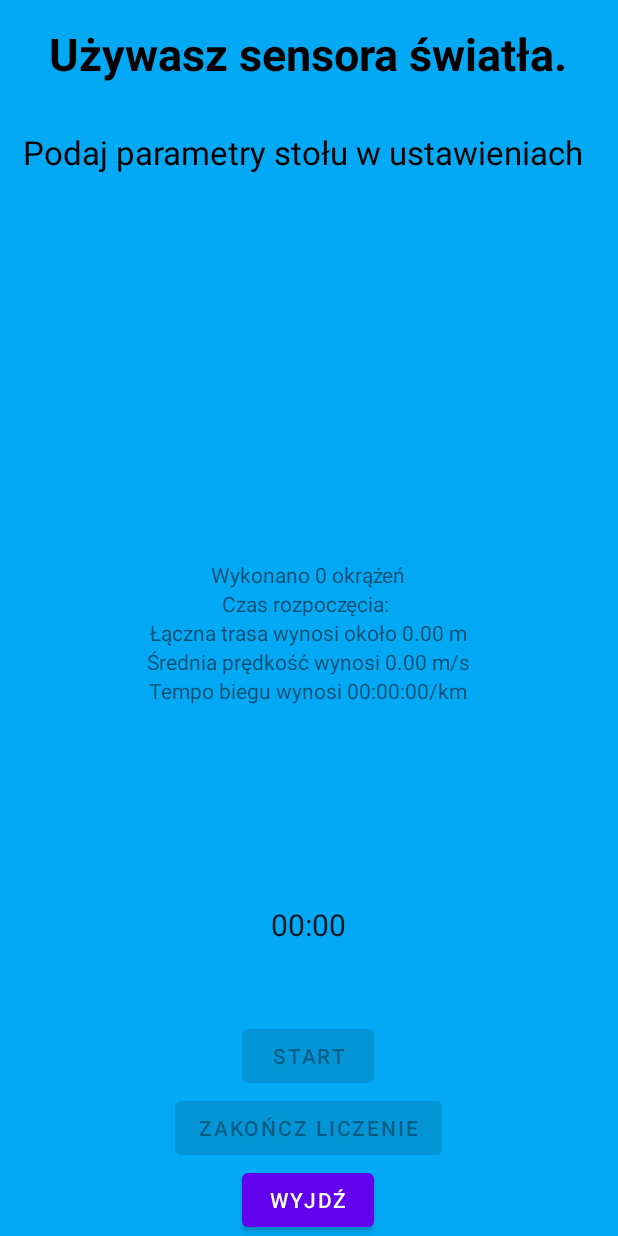
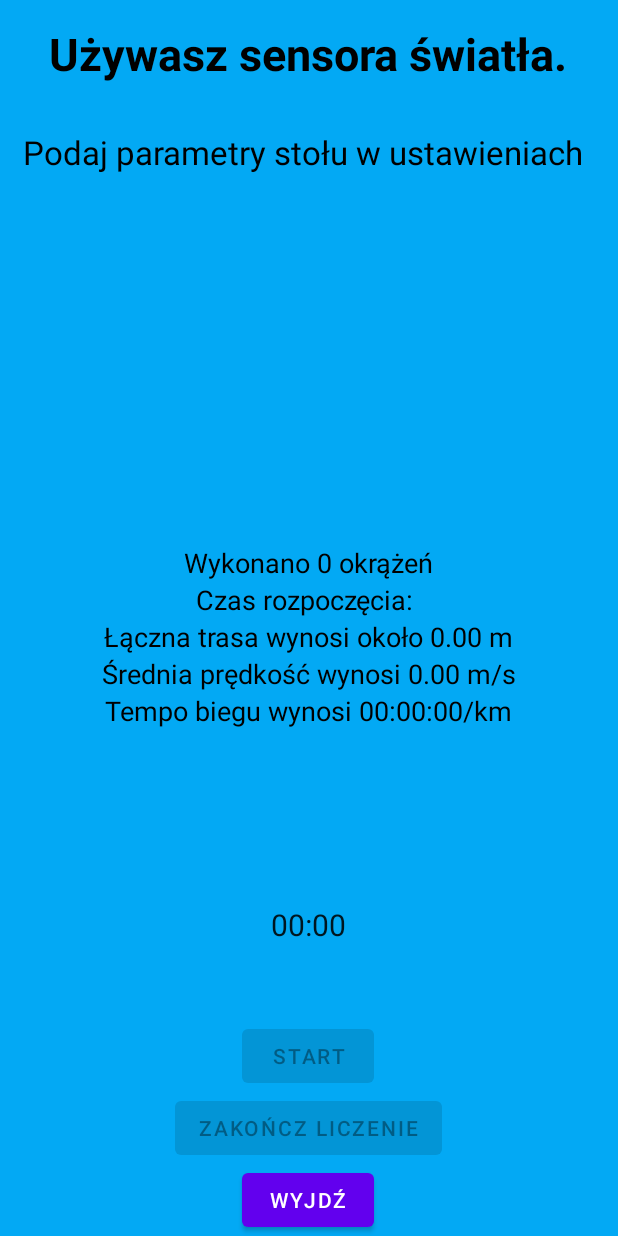
Before and after one commit to Laskos-p/Logon, an Android app: the Activity3 screen opened directly, with no data from a screen before it, on a phone screen of 412 x 824 dp. Run offline under Robolectric (Android 15) with nearby library versions, the phone set to English and light mode, and no system bars.

Commit message:
Większy i czarny font - Act2, 3

```diff
--- a/Wyscig/app/src/main/res/layout/activity_3.xml
+++ b/Wyscig/app/src/main/res/layout/activity_3.xml
@@ -39,37 +39,49 @@
             android:layout_width="wrap_content"
             android:layout_height="wrap_content"
             android:text="@string/Wyscig"
-            android:visibility="invisible" />
+            android:visibility="invisible"
+            android:textColor="@color/black"
+            android:textSize="18sp"/>
 
         <TextView
             android:id="@+id/okrazenia"
             android:layout_width="wrap_content"
             android:layout_height="wrap_content"
-            android:text="@string/okrazenia" />
+            android:text="@string/okrazenia"
+            android:textColor="@color/black"
+            android:textSize="18sp"/>
 
         <TextView
             android:id="@+id/data_czas"
             android:layout_width="wrap_content"
             android:layout_height="wrap_content"
-            android:text="@string/data" />
+            android:text="@string/data"
+            android:textColor="@color/black"
+            android:textSize="18sp"/>
 
         <TextView
             android:id="@+id/trasa"
             android:layout_width="wrap_content"
             android:layout_height="wrap_content"
-            android:text="@string/Trasa" />
+            android:text="@string/Trasa"
+            android:textColor="@color/black"
+            android:textSize="18sp"/>
 
         <TextView
             android:id="@+id/predkosc"
             android:layout_width="wrap_content"
             android:layout_height="wrap_content"
-            android:text="@string/predkosc" />
+            android:text="@string/predkosc"
+            android:textColor="@color/black"
+            android:textSize="18sp"/>
 
         <TextView
             android:id="@+id/tempo"
             android:layout_width="wrap_content"
             android:layout_height="wrap_content"
-            android:text="@string/tempo" />
+            android:text="@string/tempo"
+            android:textColor="@color/black"
+            android:textSize="18sp"/>
 
     </LinearLayout>
 
```
Also changed, not shown: Wyscig/app/src/main/res/layout/activity_2.xml (+17 -6 lines).
